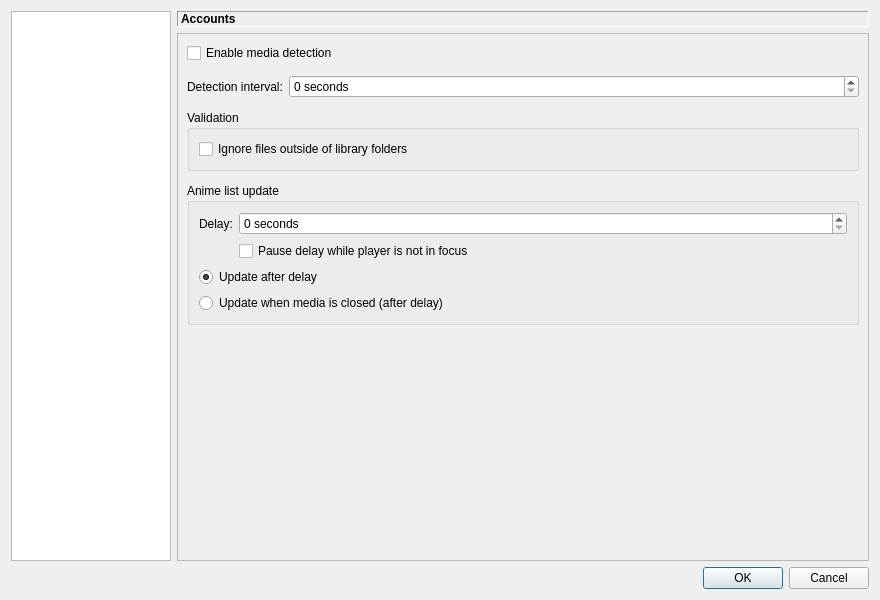
The window that src/gui/settings/settings_dialog.ui (erengy/taiga) describes before a commit, drawn with Qt 5.
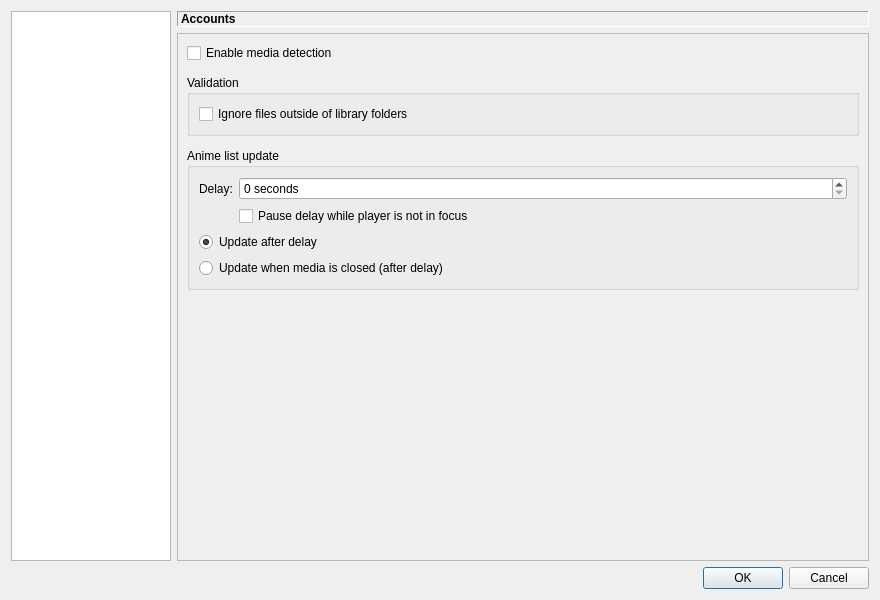
The same window after the commit. The open tabs and pages were chosen to show the change.

Commit message: Move detection interval setting to Advanced page

What changed in the file:
```diff
--- a/src/gui/settings/settings_dialog.ui
+++ b/src/gui/settings/settings_dialog.ui
@@ -534,30 +534,6 @@
                  </property>
                 </widget>
                </item>
-               <item>
-                <layout class="QFormLayout" name="detectionFormLayout">
-                 <property name="spacing">
-                  <number>6</number>
-                 </property>
-                 <item row="0" column="0">
-                  <widget class="QLabel" name="detectionIntervalLabel">
-                   <property name="text">
-                    <string>Detection interval:</string>
-                   </property>
-                   <property name="buddy">
-                    <cstring>detectionIntervalSpinBox</cstring>
-                   </property>
-                  </widget>
-                 </item>
-                 <item row="0" column="1">
-                  <widget class="QSpinBox" name="detectionIntervalSpinBox">
-                   <property name="suffix">
-                    <string> seconds</string>
-                   </property>
-                  </widget>
-                 </item>
-                </layout>
-               </item>
                <item>
                 <widget class="QGroupBox" name="validationGroupBox">
                  <property name="title">
```
The commit also changes 3 other files.
